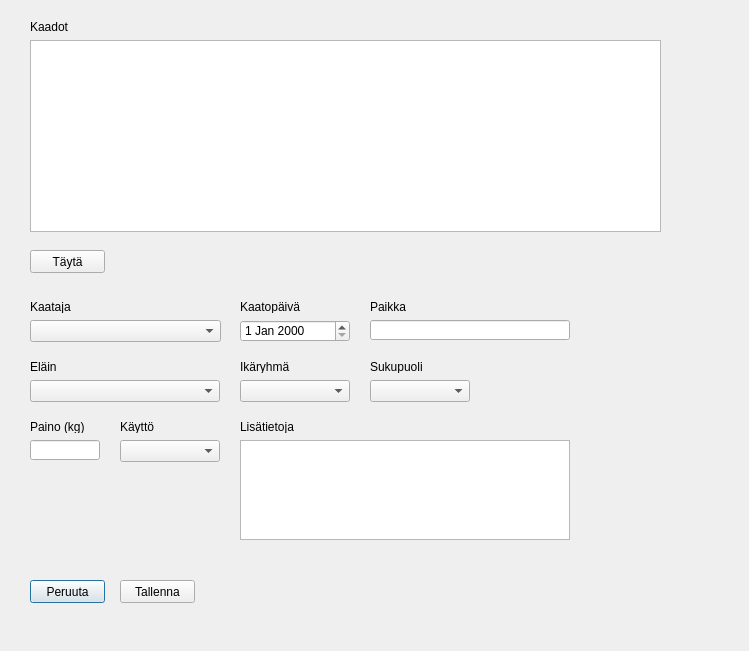
Above: ui/editShotDialog.ui from eeroleppalehto/Jahtirekisteri before the change. Below: the same form after it.
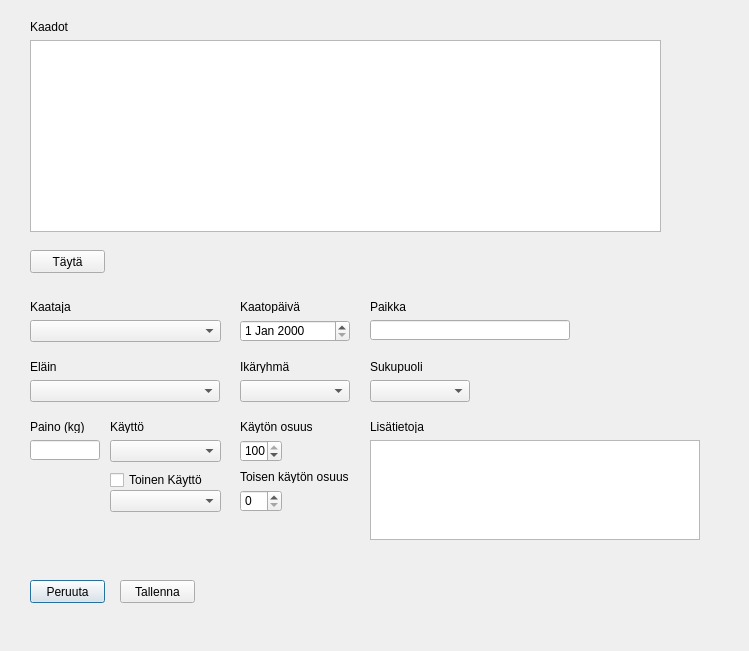
That is the form after the change.

Commit message: Updated to reflect new usage

Diff of the .ui file:
```diff
--- a/ui/editShotDialog.ui
+++ b/ui/editShotDialog.ui
@@ -118,16 +118,6 @@
     </rect>
    </property>
   </widget>
-  <widget class="QComboBox" name="editShotUsageComboBox">
-   <property name="geometry">
-    <rect>
-     <x>120</x>
-     <y>440</y>
-     <width>100</width>
-     <height>22</height>
-    </rect>
-   </property>
-  </widget>
   <widget class="QDateEdit" name="editShotDateEdit">
    <property name="geometry">
     <rect>
@@ -161,7 +151,7 @@
   <widget class="QPlainTextEdit" name="editShotAdditionalInfoPlainTextEdit">
    <property name="geometry">
     <rect>
-     <x>240</x>
+     <x>370</x>
      <y>440</y>
      <width>330</width>
      <height>100</height>
@@ -259,23 +249,10 @@
     <string>Paino (kg)</string>
    </property>
   </widget>
-  <widget class="QLabel" name="label_9">
-   <property name="geometry">
-    <rect>
-     <x>120</x>
-     <y>420</y>
-     <width>47</width>
-     <height>13</height>
-    </rect>
-   </property>
-   <property name="text">
-    <string>Käyttö</string>
-   </property>
-  </widget>
   <widget class="QLabel" name="label_10">
    <property name="geometry">
     <rect>
-     <x>240</x>
+     <x>370</x>
      <y>420</y>
      <width>80</width>
      <height>13</height>
@@ -285,6 +262,113 @@
     <string>Lisätietoja</string>
    </property>
   </widget>
+  <widget class="QLabel" name="shotByLabel_18">
+   <property name="geometry">
+    <rect>
+     <x>110</x>
+     <y>420</y>
+     <width>47</width>
+     <height>13</height>
+    </rect>
+   </property>
+   <property name="text">
+    <string>Käyttö</string>
+   </property>
+  </widget>
+  <widget class="QComboBox" name="editShotUsage2ComboBox">
+   <property name="geometry">
+    <rect>
+     <x>110</x>
+     <y>490</y>
+     <width>111</width>
+     <height>22</height>
+    </rect>
+   </property>
+  </widget>
+  <widget class="QCheckBox" name="editShotUsage2CheckBox">
+   <property name="geometry">
+    <rect>
+     <x>110</x>
+     <y>470</y>
+     <width>110</width>
+     <height>20</height>
+    </rect>
+   </property>
+   <property name="text">
+    <string>Toinen Käyttö</string>
+   </property>
+  </widget>
+  <widget class="QComboBox" name="editShotUsageComboBox">
+   <property name="geometry">
+    <rect>
+     <x>110</x>
+     <y>440</y>
+     <width>111</width>
+     <height>22</height>
+    </rect>
+   </property>
+  </widget>
+  <widget class="QSpinBox" name="editShotUsage2PortionSpinBox">
+   <property name="geometry">
+    <rect>
+     <x>240</x>
+     <y>490</y>
+     <width>42</width>
+     <height>22</height>
+    </rect>
+   </property>
+   <property name="maximum">
+    <number>100</number>
+   </property>
+   <property name="singleStep">
+    <number>25</number>
+   </property>
+  </widget>
+  <widget class="QLabel" name="shotByLabel_19">
+   <property name="geometry">
+    <rect>
+     <x>240</x>
+     <y>420</y>
+     <width>80</width>
+     <height>13</height>
+    </rect>
+   </property>
+   <property name="text">
+    <string>Käytön osuus</string>
+   </property>
+  </widget>
+  <widget class="QLabel" name="shotByLabel_20">
+   <property name="geometry">
+    <rect>
+     <x>240</x>
+     <y>470</y>
+     <width>120</width>
+     <height>13</height>
+    </rect>
+   </property>
+   <property name="text">
+    <string>Toisen käytön osuus</string>
+   </property>
+  </widget>
+  <widget class="QSpinBox" name="editShotUsagePortionSpinBox">
+   <property name="geometry">
+    <rect>
+     <x>240</x>
+     <y>440</y>
+     <width>42</width>
+     <height>22</height>
+    </rect>
+   </property>
+   <property name="maximum">
+    <number>100</number>
+   </property>
+   <property name="singleStep">
+    <number>25</number>
+   </property>
+   <property name="value">
+    <number>100</number>
+   </property>
+  </widget>
  </widget>
  <resources/>
  <connections/>
```
